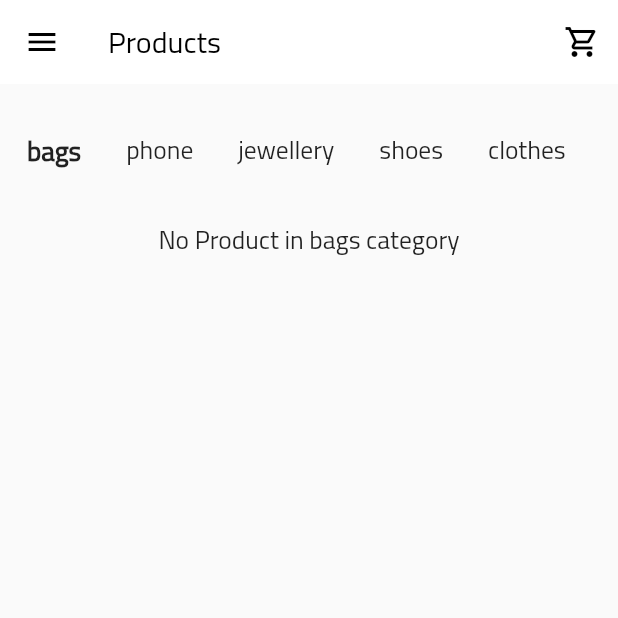
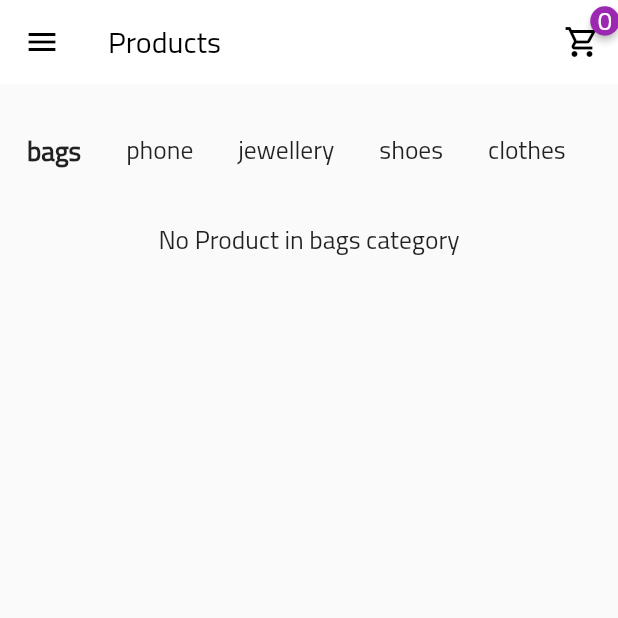
Before and after one commit to Sagardhandhalya/ecom_app_flutter, a Flutter app: the Home screen opened by its route, on a phone screen of 412 x 824 dp, the top half of it. Run offline on Flutter 3.47's test engine with Material 2 defaults, Android fonts, the phone set to English and light mode, and no system bars; drawn by our look-alikes of badges; our stand-ins replace cloud_firestore, firebase_analytics, firebase_auth, firebase_core, firebase_crashlytics, firebase_messaging and 4 more; accounts and stored records are empty; network calls fail.

Commit message:
cart badge added

```diff
--- /dev/null
+++ b/lib/components/cart_badge.dart
@@ -0,0 +1,31 @@
+import 'package:badges/badges.dart';
+import 'package:flutter/material.dart';
+
+class CartBadge extends StatelessWidget {
+  const CartBadge({
+    Key? key,
+    required this.cartCount,
+  }) : super(key: key);
+
+  final int cartCount;
+
+  @override
+  Widget build(BuildContext context) {
+    return Badge(
+      animationType: BadgeAnimationType.scale,
+      badgeColor: Colors.purple,
+      position: BadgePosition.topEnd(top: -7, end: -1),
+      badgeContent: Text(cartCount > 9 ? '9+' : cartCount.toString(),
+          style: const TextStyle(color: Colors.white)),
+      child: IconButton(
+        onPressed: () {
+          Navigator.pushNamed(context, 'cart_page');
+        },
+        icon: const Icon(
+          Icons.shopping_cart_outlined,
+        ),
+        tooltip: 'Go to cart page',
+      ),
+    );
+  }
+}
--- a/lib/components/snackbar.dart
+++ b/lib/components/snackbar.dart
@@ -40,7 +40,7 @@ class CustomSnackBar extends StatelessWidget {
       content: Row(
         children: [
           Padding(
-            padding: const EdgeInsets.symmetric(vertical: 4),
+            padding: const EdgeInsets.symmetric(vertical: 4, horizontal: 10),
             child: Icon(
               _getIcon(),
               color: Colors.white,
--- a/lib/models/cart.dart
+++ b/lib/models/cart.dart
@@ -32,6 +32,11 @@ class CartData extends ChangeNotifier {
   }
 
   Future<String> addToCart(Product product) async {
+    var pros = products.where((element) => element.id == product.id).toList();
+    debugPrint(pros.toString());
+    if (pros.isNotEmpty) {
+      return 'added';
+    } else {
       try {
         await firestore.addToCart(uid, product.id);
         products.add(product);
@@ -40,6 +45,7 @@ class CartData extends ChangeNotifier {
         return '1';
       } catch (e) {
         return 'Something went wrong try again.';
+      }
     }
   }
 
--- a/lib/screens/cart/cart_page.dart
+++ b/lib/screens/cart/cart_page.dart
@@ -1,5 +1,6 @@
 import 'package:firebase_auth/firebase_auth.dart';
 import 'package:flutter/material.dart';
+import 'package:flutter101/components/cart_badge.dart';
 import 'package:flutter101/components/snackbar.dart';
 import 'package:flutter101/models/app_user.dart';
 import 'package:flutter101/models/cart.dart';
@@ -46,6 +47,7 @@ class _CartState extends State<Cart> {
             'cart page',
           ),
           elevation: 0,
+          actions: [CartBadge(cartCount: ps.length)],
           leading: IconButton(
             onPressed: () {
               Navigator.pop(context);
--- a/lib/screens/home/home.dart
+++ b/lib/screens/home/home.dart
@@ -1,14 +1,16 @@
 import 'package:flutter/cupertino.dart';
 import 'package:flutter/material.dart';
+import 'package:flutter101/components/cart_badge.dart';
 import 'package:flutter101/components/custom_drawer.dart';
 import 'package:flutter101/components/snackbar.dart';
+import 'package:flutter101/models/cart.dart';
 import 'package:flutter101/screens/product_details/product_detail.dart';
 import 'package:flutter101/services/firestore_service.dart';
 import 'package:provider/provider.dart';
 import '../../models/product.dart';
 import '../home/components/category_list.dart';
-import '../product_details/details_page.dart';
 import 'package:transparent_image/transparent_image.dart';
+import 'package:badges/badges.dart';
 
 class Home extends StatefulWidget {
   const Home({Key? key}) : super(key: key);
@@ -32,23 +34,14 @@ class _HomeState extends State<Home> {
 
   @override
   Widget build(BuildContext context) {
+    int cartCount = Provider.of<CartData>(context).products.length;
     return Scaffold(
         appBar: AppBar(
           title: const Text(
             'Products',
           ),
           elevation: 0,
-          actions: [
-            IconButton(
-              onPressed: () {
-                Navigator.pushNamed(context, 'cart_page');
-              },
-              icon: const Icon(
-                Icons.shopping_cart_outlined,
-              ),
-              tooltip: 'Go to cart page',
-            )
-          ],
+          actions: [CartBadge(cartCount: cartCount)],
         ),
         drawer: const CustomDrawer(),
         body: Padding(
--- a/pubspec.yaml
+++ b/pubspec.yaml
@@ -46,6 +46,7 @@ dependencies:
   firebase_crashlytics: "^2.2.3"
   image_picker: ^0.8.4+2
   google_sign_in: ^5.1.1
+  badges: ^2.0.1
 
 dev_dependencies:
   flutter_test:
```
Also changed, not shown: lib/screens/product_details/product_detail.dart (+21 -6 lines), lib/screens/profile/profile.dart (+0 -11 lines), pubspec.lock. Lines whose indentation alone changed are shown as unchanged.
